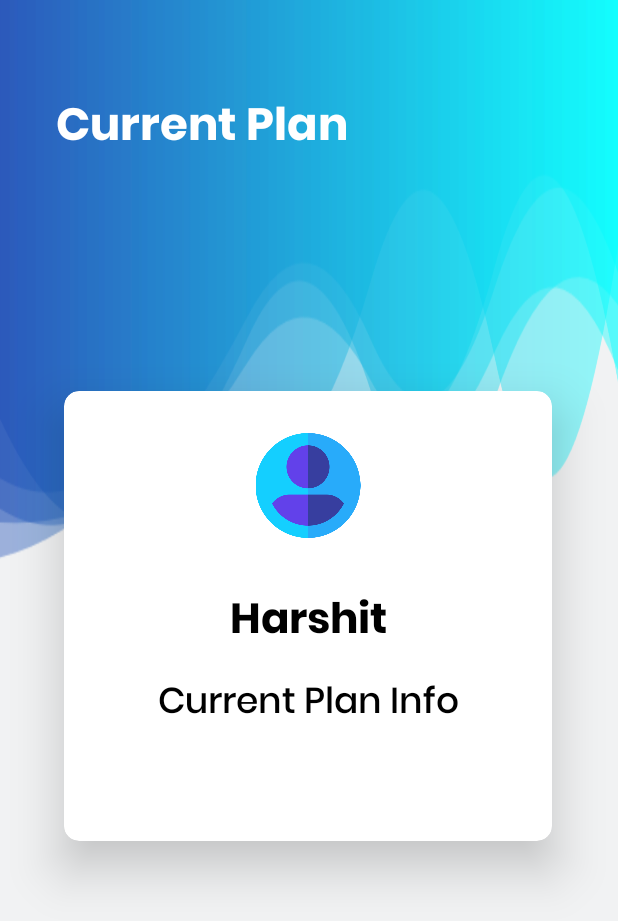
After one commit to singhharshit640/GymManagement, an Android app: the CurrentPlanActivity screen opened directly, with no data from a screen before it, on a phone screen of 412 x 824 dp. The commit adds this screen. Shown: the top 921 px of the screen. Run offline under Robolectric (Android 15) with nearby library versions, the phone set to English and light mode, and no system bars.

Commit message:
Changed UI

```diff
--- a/app/src/main/AndroidManifest.xml
+++ b/app/src/main/AndroidManifest.xml
@@ -11,7 +11,10 @@
         android:roundIcon="@mipmap/ic_launcher_round"
         android:supportsRtl="true"
         android:theme="@style/Theme.Design.Light.NoActionBar">
-        <activity android:name=".PaymentActivity"></activity>
+        <activity android:name=".UserDietActivity"></activity>
+        <activity android:name=".DietActivity" />
+        <activity android:name=".CurrentPlanActivity" />
+        <activity android:name=".PaymentActivity" />
         <activity android:name=".NetStatsActivity" />
         <activity android:name=".ManageActivity" />
         <activity android:name=".UserProfileActivity" />
--- /dev/null
+++ b/app/src/main/java/com/sleepingpandaaa/gymmanagement/CurrentPlanActivity.java
@@ -0,0 +1,16 @@
+package com.sleepingpandaaa.gymmanagement;
+
+import androidx.appcompat.app.AppCompatActivity;
+
+import android.os.Bundle;
+
+public class CurrentPlanActivity extends AppCompatActivity {
+
+    @Override
+    protected void onCreate(Bundle savedInstanceState) {
+        super.onCreate(savedInstanceState);
+        setContentView(R.layout.activity_current_plan);
+        Tools.setSystemBarLight(CurrentPlanActivity.this);
+        Tools.setSystemBarColor(CurrentPlanActivity.this, R.color.colorPrimaryDark);
+    }
+}
--- /dev/null
+++ b/app/src/main/res/layout/activity_current_plan.xml
@@ -0,0 +1,84 @@
+<?xml version="1.0" encoding="utf-8"?>
+<androidx.constraintlayout.widget.ConstraintLayout xmlns:android="http://schemas.android.com/apk/res/android"
+    xmlns:app="http://schemas.android.com/apk/res-auto"
+    xmlns:tools="http://schemas.android.com/tools"
+    android:layout_width="match_parent"
+    android:layout_height="match_parent"
+    android:background="@drawable/wave"
+    tools:context=".CurrentPlanActivity">
+
+
+    <TextView
+        android:id="@+id/tvDashboard"
+        android:layout_width="wrap_content"
+        android:layout_height="wrap_content"
+        android:layout_marginTop="60dp"
+        android:fontFamily="@font/poppinsbold"
+        android:text="Current Plan"
+        android:textColor="@color/white"
+        android:textSize="30sp"
+        app:layout_constraintEnd_toEndOf="parent"
+        app:layout_constraintHorizontal_bias="0.172"
+        app:layout_constraintStart_toStartOf="parent"
+        app:layout_constraintTop_toTopOf="parent" />
+
+    <androidx.cardview.widget.CardView
+        android:id="@+id/cardView"
+        android:layout_width="325dp"
+        android:layout_height="300dp"
+        app:layout_constraintBottom_toBottomOf="parent"
+        app:layout_constraintEnd_toEndOf="parent"
+        app:cardElevation="20dp"
+        app:cardCornerRadius="10dp"
+        app:layout_constraintHorizontal_bias="0.491"
+        app:layout_constraintStart_toStartOf="parent"
+        app:layout_constraintTop_toTopOf="parent"
+        app:layout_constraintVertical_bias="0.498">
+
+        <LinearLayout
+            android:layout_width="match_parent"
+            android:orientation="horizontal"
+            android:layout_height="wrap_content">
+
+            <ImageView
+                android:layout_marginTop="28dp"
+                android:id="@+id/imageView3"
+                android:layout_width="70dp"
+                android:layout_height="70dp"
+                android:layout_weight="1"
+                app:srcCompat="@drawable/profile" />
+        </LinearLayout>
+
+        <LinearLayout
+            android:layout_marginTop="110dp"
+            android:layout_width="match_parent"
+            android:layout_height="wrap_content"
+            android:orientation="vertical">
+
+            <TextView
+                android:layout_marginTop="20dp"
+                android:gravity="center"
+                android:id="@+id/tvCPName"
+                android:fontFamily="@font/poppinsbold"
+                android:textColor="#000"
+                android:textSize="28dp"
+                android:layout_width="match_parent"
+                android:layout_height="wrap_content"
+                android:text="Harshit" />
+
+            <TextView
+                android:layout_marginTop="10dp"
+                android:gravity="center"
+                android:id="@+id/tvCPInfo"
+                android:textColor="#000"
+                android:textSize="24dp"
+                android:fontFamily="@font/poppinsmedium"
+                android:layout_width="match_parent"
+                android:layout_height="wrap_content"
+                android:text="Current Plan Info" />
+        </LinearLayout>
+
+    </androidx.cardview.widget.CardView>
+
+
+</androidx.constraintlayout.widget.ConstraintLayout>
```
Also changed, not shown: app/src/main/java/com/sleepingpandaaa/gymmanagement/DashboardUser.java (+16 -0 lines), app/src/main/java/com/sleepingpandaaa/gymmanagement/DietActivity.java (added, +16 -0 lines), app/src/main/java/com/sleepingpandaaa/gymmanagement/ManageActivity.java (+9 -0 lines), app/src/main/java/com/sleepingpandaaa/gymmanagement/UserDietActivity.java (added, +16 -0 lines), app/src/main/res/layout/activity_diet.xml (added, +72 -0 lines), app/src/main/res/layout/activity_user_diet.xml (added, +74 -0 lines).
